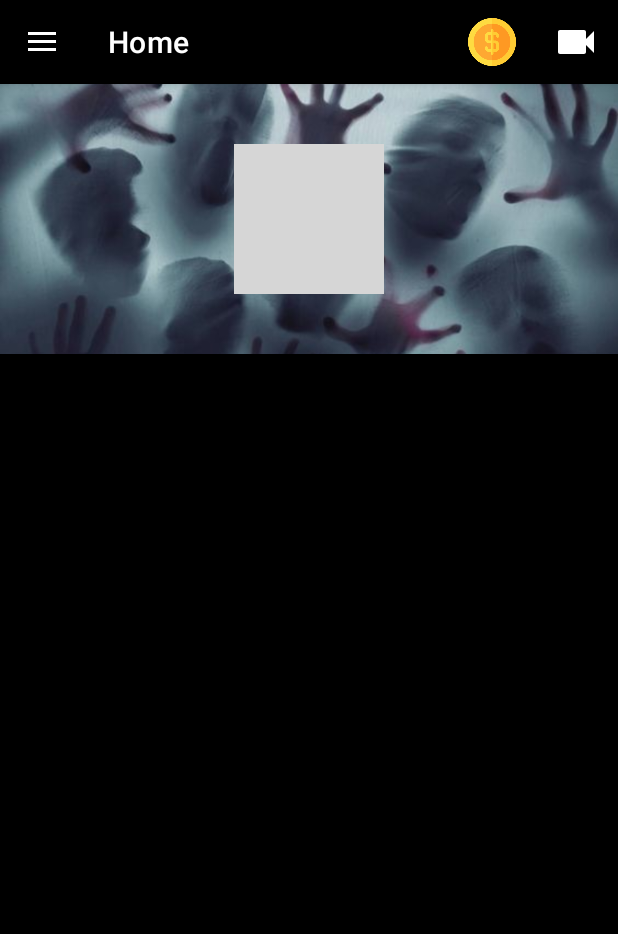
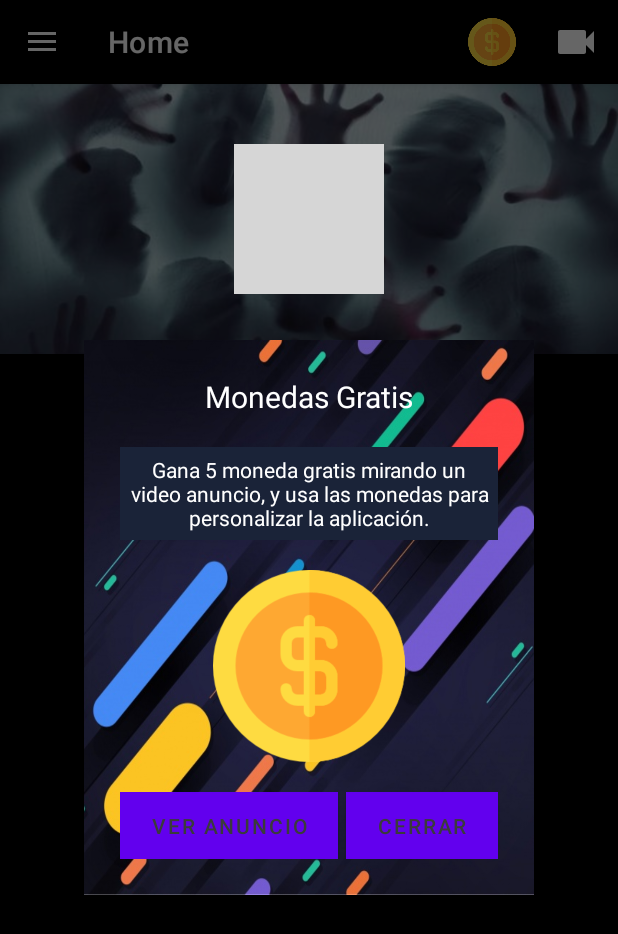
Before and after one commit to juancol23/SpookGold, an Android app: the screen it shows after launch (MainActivity), after a tap on "Moneda", on a phone screen of 412 x 824 dp. Shown: the top 934 px of the screen. Run offline under Robolectric (Android 15) with nearby library versions, the phone set to English and light mode, and no system bars; our stand-ins replace Firebase (no records; nobody signed in at launch, a user with empty details on screens opened directly), navigation-ui; libraries missing offline, so code that uses them is left out: com.github.pgreze.reactions; grey boxes are pictures that could not be loaded.

Commit message:
Ui coins customice

```diff
--- a/app/src/main/java/com/valdemar/spook/MainActivity.java
+++ b/app/src/main/java/com/valdemar/spook/MainActivity.java
@@ -41,7 +41,6 @@ public class MainActivity extends AppCompatActivity implements NavigationView.On
     protected void onCreate(Bundle savedInstanceState) {
         super.onCreate(savedInstanceState);
 
-        MyDialog = new Dialog(MainActivity.this);
 
         binding = ActivityMainBinding.inflate(getLayoutInflater());
         setContentView(binding.getRoot());
@@ -91,8 +90,25 @@ public class MainActivity extends AppCompatActivity implements NavigationView.On
         }
     }
 
+    @Override
+    public boolean onOptionsItemSelected(MenuItem item) {
+        // Handle item selection
+        if (item.getItemId() == R.id.busquedaSpooky) {
+            // Toast.makeText(ViewSpook.this,"Buqueda",Toast.LENGTH_SHORT).show();
+            openCoins();
+            Toast.makeText(MainActivity.this,
+                    "Video .",
+                    Toast.LENGTH_SHORT).show();
+            return true;
+        }
+
+        return super.onOptionsItemSelected(item);
+        }
+
 
     public void openCoins() {
+        MyDialog = new Dialog(MainActivity.this);
+
         MyDialog.requestWindowFeature(Window.FEATURE_NO_TITLE);
         MyDialog.setContentView(R.layout.activity_modal_coins_needs);
         MyDialog.getWindow().setBackgroundDrawable(new ColorDrawable(Color.TRANSPARENT));
--- a/app/src/main/res/layout/activity_modal_coins_needs.xml
+++ b/app/src/main/res/layout/activity_modal_coins_needs.xml
@@ -56,9 +56,9 @@
                 android:layout_width="wrap_content"
                 android:layout_height="wrap_content"
                 android:text="No Video"
-                android:background="@color/rosa_moneda"
+                android:background="#FFFF404D"
                 android:layout_weight=".5"
-                android:textColor="@color/white"
+                android:textColor="#3b3b3b"
                 android:layout_marginRight="5dp"
                 />
 
```
